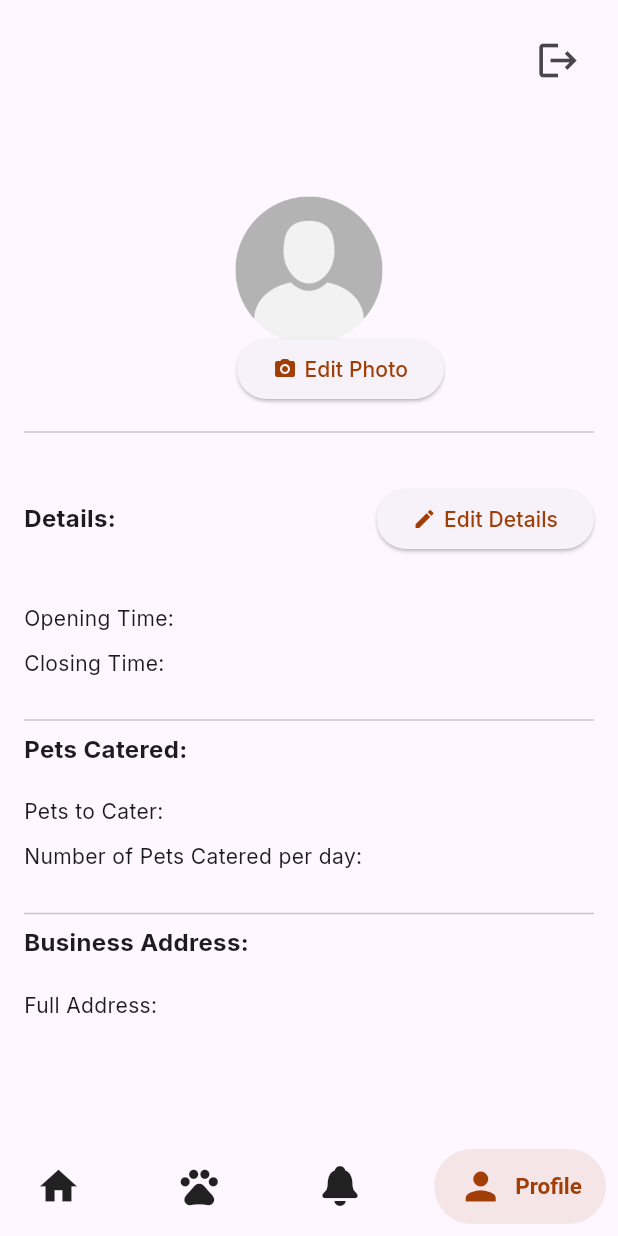
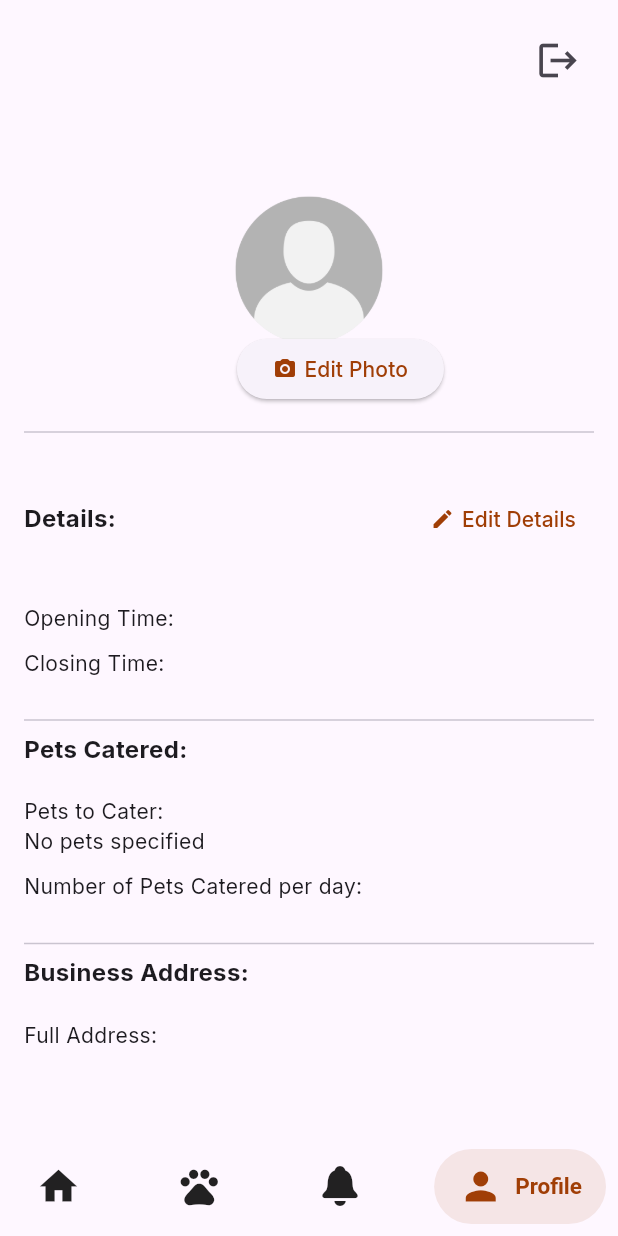
Before and after one commit to Pamfurred-Service-Provider/pamfurred_service_provider, a Flutter app: the screen it shows after launch, swiped to page 4, on a phone screen of 412 x 824 dp. Run offline on Flutter 3.47's test engine with Material 3 defaults, Android fonts, the phone set to English and light mode, and no system bars; drawn by our look-alikes of salomon_bottom_bar; our stand-ins replace badges, email_validator, fl_chart, flutter_map, geolocator, google_fonts and 5 more.

Commit message:
add package - added inclusions controller and inclusion list for the retrieval of inputted datas from the edit pages and deleted snackbar. edit profile - added fields for data retrieval same thing with the add package. edit service - simply removed the snackbar. profile - converted elevated button to text button to maintain clean ui chariz and added method to retrieve data. services - added necessary fields for the inclusions

```diff
--- a/lib/screens/edit_profile.dart
+++ b/lib/screens/edit_profile.dart
@@ -144,6 +144,8 @@ class EditProfileScreenState extends State<EditProfileScreen> {
       barangayController.text = widget.profileData?['barangay'] ?? '';
       streetController.text = widget.profileData?['street'] ?? '';
       doorNoController.text = widget.profileData?['door no'] ?? '';
+      dropdownValue = widget.profileData?['number of pets'] ?? number.first;
+      petsList = widget.profileData?['petsList'] ?? [];
     }
   }
 
@@ -153,7 +155,8 @@ class EditProfileScreenState extends State<EditProfileScreen> {
       'time open': timeOpenController.text,
       'time close': timeCloseController.text,
       'pets to cater': petsToCaterController.text,
-      'number of pets': numberOfPetsCaterController.text,
+      'petsList': petsList,
+      'number of pets': dropdownValue,
       'date picker': datePickerController.text,
       'exact address': exactAddressController.text,
       'city': cityController.text,
@@ -302,7 +305,6 @@ class EditProfileScreenState extends State<EditProfileScreen> {
                   },
                 ),
                 const SizedBox(height: 20),
-
                 // Add more pets button
                 ElevatedButton.icon(
                   onPressed: _addPet, // Add pet when pressed
--- a/lib/screens/profile.dart
+++ b/lib/screens/profile.dart
@@ -135,7 +135,7 @@ class ProfileScreenState extends State<ProfileScreen> {
                       const Text("Details:",
                           style: TextStyle(
                               fontSize: 16, fontWeight: FontWeight.bold)),
-                      ElevatedButton(
+                      TextButton(
                         onPressed: _navigateToEditProfile,
                         child: const Row(
                           children: [
@@ -165,12 +165,14 @@ class ProfileScreenState extends State<ProfileScreen> {
                       ),
                       const SizedBox(height: 20),
                       const Text("Pets to Cater:"),
-                      if (profileData['pets to cater'] != null &&
-                          profileData['pets to cater'] is List)
-                        ...List<Widget>.generate(
-                          profileData['pets to cater'].length,
-                          (index) => Text(profileData['pets to cater'][index]),
-                        ),
+                      if (profileData['petsList'] != null &&
+                          profileData['petsList'] is List &&
+                          profileData['petsList'].isNotEmpty)
+                        ...profileData['petsList']
+                            .map<Widget>((pet) => Text(pet.toString()))
+                            .toList()
+                      else
+                        const Text("No pets specified"),
                       const SizedBox(height: 10),
                       Text(
                           "Number of Pets Catered per day: ${profileData['number of pets'] ?? ''}"),
```
Also changed, not shown: lib/screens/add_package.dart (+4 -11 lines), lib/screens/edit_service.dart (+0 -8 lines), lib/screens/services.dart (+22 -1 lines).
